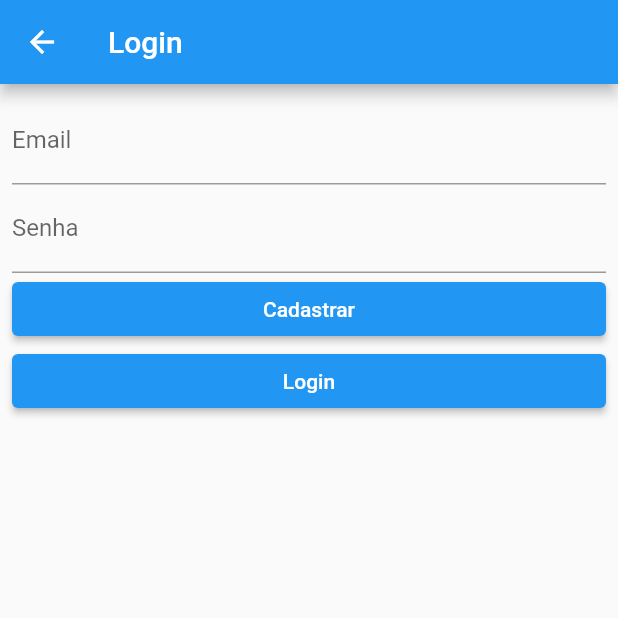
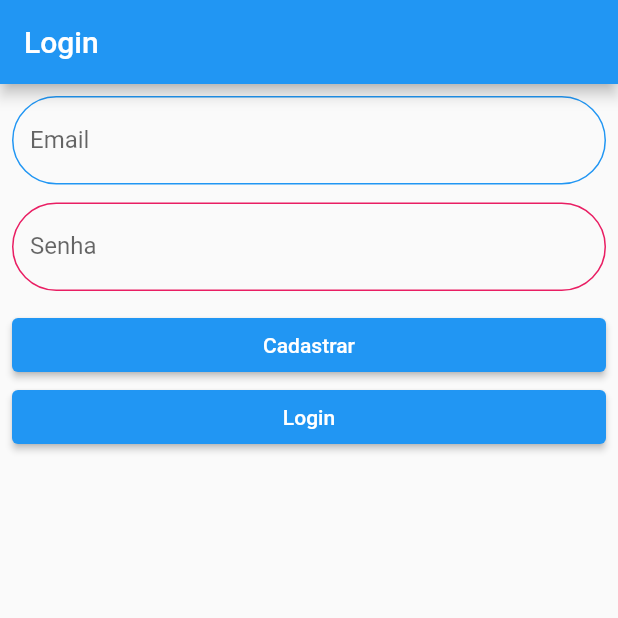
Before and after one commit to DaniFBN/bank_app, a Flutter app: the screen it shows after launch, on a phone screen of 412 x 824 dp, the top half of it. Run offline on Flutter 3.47's test engine with Material 2 defaults, Android fonts, the phone set to English and light mode, and no system bars; our stand-ins replace flutter_modular, shared_preferences.

```diff
--- a/lib/app/app_widget.dart
+++ b/lib/app/app_widget.dart
@@ -1,17 +1,5 @@
 import 'package:flutter/material.dart';
-import 'package:provider/provider.dart';
-import 'package:shared_preferences/shared_preferences.dart';
-
-import 'login/pages/login_page.dart';
-import 'login/repositories/login_repository.dart';
-import 'login/stores/login_store.dart';
-import 'pages/home_page.dart';
-import 'pages/splash_page.dart';
-import 'register/pages/register_page.dart';
-import 'register/repositories/register_repository.dart';
-import 'register/stores/register_store.dart';
-import 'services/local_storage/i_local_storage.dart';
-import 'services/local_storage/shared_preferences_local_storage.dart';
+import 'package:flutter_modular/flutter_modular.dart';
 
 class AppWidget extends StatefulWidget {
   const AppWidget({super.key});
@@ -21,52 +9,13 @@ class AppWidget extends StatefulWidget {
 }
 
 class _AppWidgetState extends State<AppWidget> {
-  SharedPreferences? _sharedPreferences;
-
-  Future<bool> loadAsyncBinds() async {
-    if (_sharedPreferences != null) {
-      return true;
-    }
-    _sharedPreferences = await SharedPreferences.getInstance();
-
-    return true;
-  }
-
   @override
   Widget build(BuildContext context) {
-    return FutureBuilder(
-      future: loadAsyncBinds(),
-      builder: (_, snapshot) {
-        if (!snapshot.hasData) {
-          return const MaterialApp(home: SplashPage());
-        }
+    Modular.setInitialRoute('/login');
 
-        return MultiProvider(
-          providers: [
-            Provider(create: (_) => _sharedPreferences),
-            Provider<ILocalStorage>(
-              create: (context) => SharedPreferencesLocalStorage(
-                context.read(),
-              ),
-            ),
-            Provider(create: (context) => LoginRepository(context.read())),
-            Provider(create: (context) => LoginStore(context.read())),
-            Provider(create: (context) => RegisterRepository(context.read())),
-            Provider(create: (context) => RegisterStore(context.read())),
-          ],
-          child: MaterialApp(
-            debugShowCheckedModeBanner: false,
-            initialRoute: '/login',
-            routes: {
-              '/': (_) => const HomePage(),
-              '/login': (context) => LoginPage(loginStore: context.read()),
-              '/register': (context) {
-                return RegisterPage(registerStore: context.read());
-              },
-            },
-          ),
-        );
-      },
+    return MaterialApp.router(
+      routerConfig: Modular.routerConfig,
+      debugShowCheckedModeBanner: false,
     );
   }
 }
--- a/lib/app/login/pages/login_page.dart
+++ b/lib/app/modules/auth/login/pages/login_page.dart
@@ -1,6 +1,6 @@
 import 'package:flutter/material.dart';
 
-import '../../widgets/fields/baj_text_field.dart';
+import '../../../../widgets/fields/baj_text_field.dart';
 import '../stores/login_store.dart';
 import '../stores/states/login_state.dart';
 
@@ -69,10 +69,13 @@ class _LoginPageState extends State<LoginPage> {
               controller: emailController,
               label: 'Email',
             ),
+            const SizedBox(height: 12),
             BajTextField(
               controller: passwordController,
               label: 'Senha',
+              borderColor: Colors.pink,
             ),
+            const SizedBox(height: 12),
             ElevatedButton(
               onPressed: () => Navigator.pushNamed(context, '/register'),
               child: const Text('Cadastrar'),
--- a/lib/app/login/repositories/login_repository.dart
+++ b/lib/app/modules/auth/login/repositories/login_repository.dart
@@ -1,4 +1,4 @@
-import '../../services/local_storage/i_local_storage.dart';
+import '../../../../core/shared/services/local_storage/i_local_storage.dart';
 
 class LoginRepository {
   const LoginRepository(this._localStorage);
@@ -10,7 +10,7 @@ class LoginRepository {
 
     for (final user in users) {
       if (user['email'] == email) {
-        if (user['password'] == password) return true;
+        if (user['senha'] == password) return true;
         return false;
       }
     }
--- a/lib/app/register/pages/components/person_component.dart
+++ b/lib/app/modules/auth/register/pages/components/person_component.dart
@@ -1,7 +1,7 @@
 import 'package:flutter/material.dart';
 
-import '../../../widgets/fields/baj_date_field.dart';
-import '../../../widgets/fields/baj_text_field.dart';
+import '../../../../../widgets/fields/baj_date_field.dart';
+import '../../../../../widgets/fields/baj_text_field.dart';
 
 class PersonComponent extends StatefulWidget {
   const PersonComponent({
--- a/lib/app/register/register_param.dart
+++ b/lib/app/modules/auth/register/register_param.dart
@@ -1,4 +1,4 @@
-import '../account_type.dart';
+import '../../../account_type.dart';
 
 class RegisterParam {
   final String name;
--- a/lib/app/register/repositories/register_repository.dart
+++ b/lib/app/modules/auth/register/repositories/register_repository.dart
@@ -1,4 +1,4 @@
-import '../../services/local_storage/i_local_storage.dart';
+import '../../../../core/shared/services/local_storage/i_local_storage.dart';
 import '../register_param.dart';
 
 class RegisterRepository {
--- a/lib/app/widgets/fields/baj_text_field.dart
+++ b/lib/app/widgets/fields/baj_text_field.dart
@@ -8,6 +8,8 @@ class BajTextField extends StatefulWidget {
     this.isRequired = false,
     this.validator,
     this.suffix,
+    this.prefixIcon,
+    this.borderColor,
   });
 
   final TextEditingController controller;
@@ -15,6 +17,8 @@ class BajTextField extends StatefulWidget {
   final bool isRequired;
   final String? Function(String value)? validator;
   final Widget? suffix;
+  final Widget? prefixIcon;
+  final Color? borderColor;
 
   @override
   State<BajTextField> createState() => _BajTextFieldState();
@@ -35,12 +39,29 @@ class _BajTextFieldState extends State<BajTextField> {
 
   @override
   Widget build(BuildContext context) {
+    final theme = Theme.of(context);
+
+    final defaultBorder = OutlineInputBorder(
+      borderRadius: const BorderRadius.all(Radius.circular(50)),
+      borderSide: BorderSide(color: widget.borderColor ?? theme.primaryColor),
+    );
+
     return TextFormField(
       controller: widget.controller,
       validator: validator,
       decoration: InputDecoration(
         labelText: widget.label,
         suffix: widget.suffix,
+        prefixIcon: widget.prefixIcon,
+        enabledBorder: defaultBorder,
+        border: defaultBorder,
+        focusedBorder: OutlineInputBorder(
+          borderRadius: const BorderRadius.all(Radius.circular(50)),
+          borderSide: BorderSide(
+            color: widget.borderColor ?? theme.primaryColor,
+            width: 2,
+          ),
+        ),
       ),
     );
   }
--- a/pubspec.yaml
+++ b/pubspec.yaml
@@ -15,6 +15,7 @@ dependencies:
   cupertino_icons: ^1.0.2
   shared_preferences: ^2.2.2
   provider: ^6.1.0
+  flutter_modular: ^6.3.2
 
 dev_dependencies:
   flutter_test:
```
Also changed, not shown: lib/app/app_module.dart (added, +12 -0 lines), lib/app/core/core_module.dart (added, +18 -0 lines), lib/app/modules/auth/auth_module.dart (added, +32 -0 lines), lib/app/modules/auth/register/pages/register_page.dart (renamed from lib/app/register/pages/register_page.dart, +7 -5 lines), lib/main.dart (+9 -2 lines), lib/app/core/shared/services/local_storage/i_local_storage.dart (renamed from lib/app/services/local_storage/i_local_storage.dart), lib/app/core/shared/services/local_storage/shared_preferences_local_storage.dart (renamed from lib/app/services/local_storage/shared_preferences_local_storage.dart), lib/app/modules/auth/login/stores/login_store.dart (renamed from lib/app/login/stores/login_store.dart), lib/app/modules/auth/login/stores/states/login_state.dart (renamed from lib/app/login/stores/states/login_state.dart), lib/app/modules/auth/register/stores/register_state.dart (renamed from lib/app/register/stores/register_state.dart), lib/app/modules/auth/register/stores/register_store.dart (renamed from lib/app/register/stores/register_store.dart), pubspec.lock.
